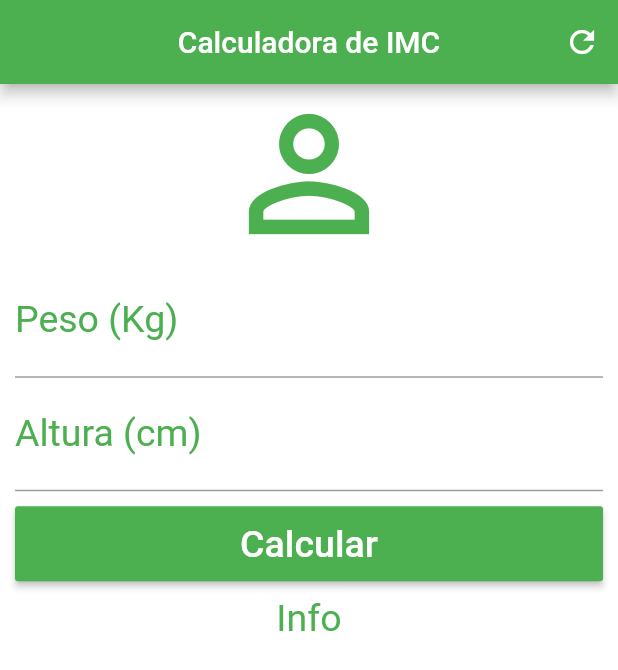
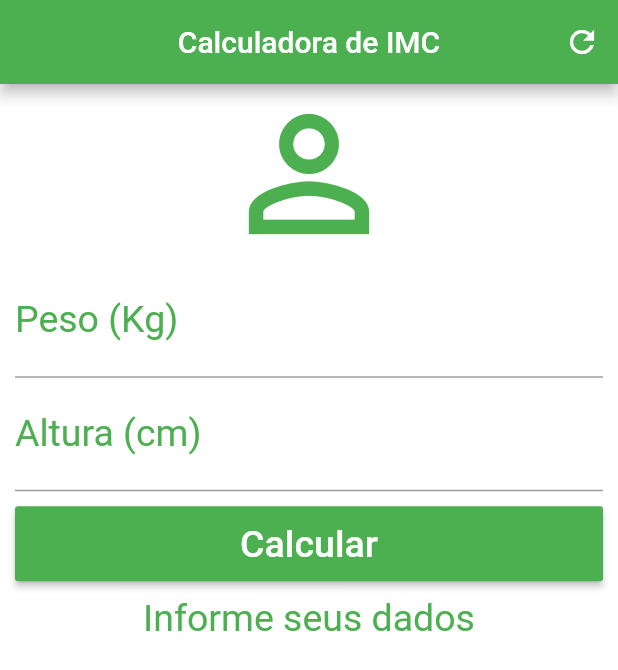
Before and after one commit to pguilimaf/curso-flutter-2-calculadora-imc, a Flutter app: the screen it shows after launch, after a tap on "Calcular", on a phone screen of 412 x 824 dp. Shown: the top 670 px of the screen. Run offline on Flutter 3.47's test engine with Material 2 defaults, Android fonts, the phone set to English and light mode, and no system bars.

Commit message:
Controller e Cálculos

```diff
--- a/lib/main.dart
+++ b/lib/main.dart
@@ -12,6 +12,41 @@ class Home extends StatefulWidget {
 }
 
 class _HomeState extends State<Home> {
+  TextEditingController weightController = TextEditingController();
+  TextEditingController heightController = TextEditingController();
+
+  String _infoText = "Informe seus dados";
+
+  void _resetFields() {
+    setState(() {
+      weightController.text = "";
+      heightController.text = "";
+      _infoText = "Informe seus dados";
+    });
+  }
+
+  void _calculate() {
+    setState(() {
+      double weight = double.parse(weightController.text);
+      double height = double.parse(heightController.text) / 100;
+      double imc = weight / (height * height);
+      print(imc);
+      if (imc < 18.6) {
+        _infoText = "Abaixo do peso (${imc.toStringAsPrecision(3)})";
+      } else if (imc >= 18.6 && imc < 24.9) {
+        _infoText = "Peso ideal (${imc.toStringAsPrecision(3)})";
+      } else if (imc >= 24.9 && imc < 29.9) {
+        _infoText = "Acima do peso (${imc.toStringAsPrecision(3)})";
+      } else if (imc >= 29.9 && imc < 34.9) {
+        _infoText = "Obesidade Grau I (${imc.toStringAsPrecision(3)})";
+      } else if (imc >= 34.9 && imc < 39.9) {
+        _infoText = "Obesidade Grau II (${imc.toStringAsPrecision(3)})";
+      } else if (imc >= 39.9) {
+        _infoText = "Obesidade Grau III (${imc.toStringAsPrecision(3)})";
+      }
+    });
+  }
+
   @override
   Widget build(BuildContext context) {
     return Scaffold(
@@ -20,7 +55,7 @@ class _HomeState extends State<Home> {
           centerTitle: true,
           backgroundColor: Colors.green,
           actions: <Widget>[
-            IconButton(icon: Icon(Icons.refresh), onPressed: () {}),
+            IconButton(icon: Icon(Icons.refresh), onPressed: _resetFields),
           ],
         ),
         backgroundColor: Colors.white,
@@ -37,6 +72,7 @@ class _HomeState extends State<Home> {
                       labelStyle: TextStyle(color: Colors.green)),
                   textAlign: TextAlign.center,
                   style: TextStyle(color: Colors.green, fontSize: 25.0),
+                  controller: weightController,
                 ),
                 TextField(
                   keyboardType: TextInputType.number,
@@ -45,20 +81,21 @@ class _HomeState extends State<Home> {
                       labelStyle: TextStyle(color: Colors.green)),
                   textAlign: TextAlign.center,
                   style: TextStyle(color: Colors.green, fontSize: 25.0),
+                  controller: heightController,
                 ),
                 Padding(
                   padding: EdgeInsets.only(top: 10.0, bottom: 10.0),
                   child: Container(
                     height: 50.0,
                     child: RaisedButton(
-                        onPressed: () {},
+                        onPressed: _calculate,
                         child: Text("Calcular",
                             style:
                                 TextStyle(color: Colors.white, fontSize: 25.0)),
                         color: Colors.green),
                   ),
                 ),
-                Text("Info",
+                Text(_infoText,
                     textAlign: TextAlign.center,
                     style: TextStyle(color: Colors.green, fontSize: 25.0))
               ]),
```
